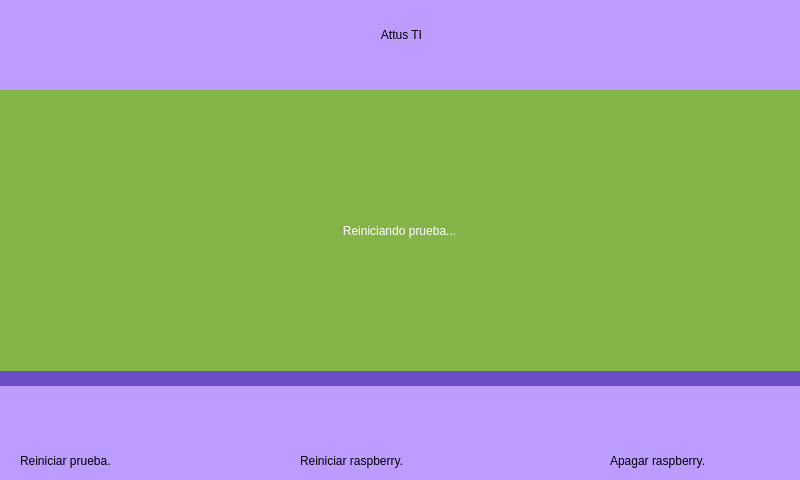
This is ui/inicio.ui in ErnestoLomar/Pruebas_Tablillas as Qt 5 draws it before an edit. The edited form follows.
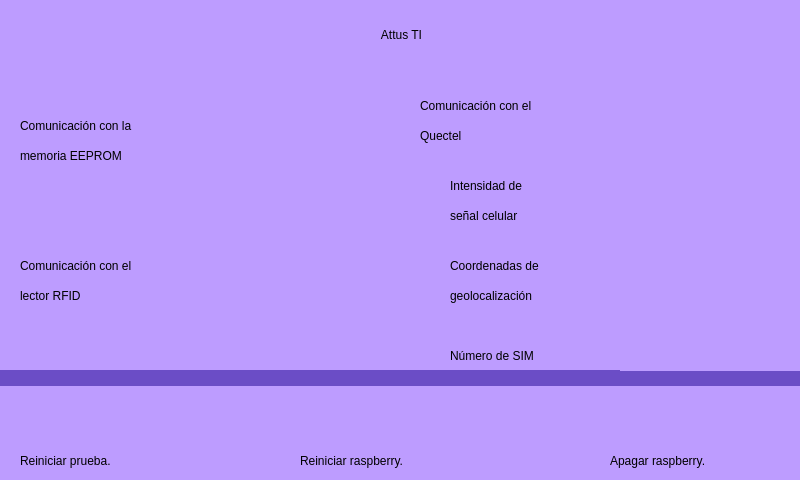
This is the edited form. Icons and pictures are not drawn.

Commit message: Añadiendo opcion de reiniciar prueba.

```diff
--- a/ui/inicio.ui
+++ b/ui/inicio.ui
@@ -457,43 +457,6 @@
      <string/>
     </property>
    </widget>
-   <widget class="QFrame" name="frame">
-    <property name="geometry">
-     <rect>
-      <x>-1</x>
-      <y>90</y>
-      <width>801</width>
-      <height>281</height>
-     </rect>
-    </property>
-    <property name="frameShape">
-     <enum>QFrame::StyledPanel</enum>
-    </property>
-    <property name="frameShadow">
-     <enum>QFrame::Raised</enum>
-    </property>
-    <widget class="QLabel" name="label_reiniciando_prueba">
-     <property name="geometry">
-      <rect>
-       <x>0</x>
-       <y>0</y>
-       <width>801</width>
-       <height>281</height>
-      </rect>
-     </property>
-     <property name="styleSheet">
-      <string notr="true">background-color: rgb(132, 179, 71);
-color: rgb(255, 255, 255);
-font: 42pt &quot;Franklin Gothic Book&quot;;</string>
-     </property>
-     <property name="text">
-      <string>Reiniciando prueba...</string>
-     </property>
-     <property name="alignment">
-      <set>Qt::AlignCenter</set>
-     </property>
-    </widget>
-   </widget>
   </widget>
  </widget>
  <resources/>
```
The commit also changes 1 other file.
